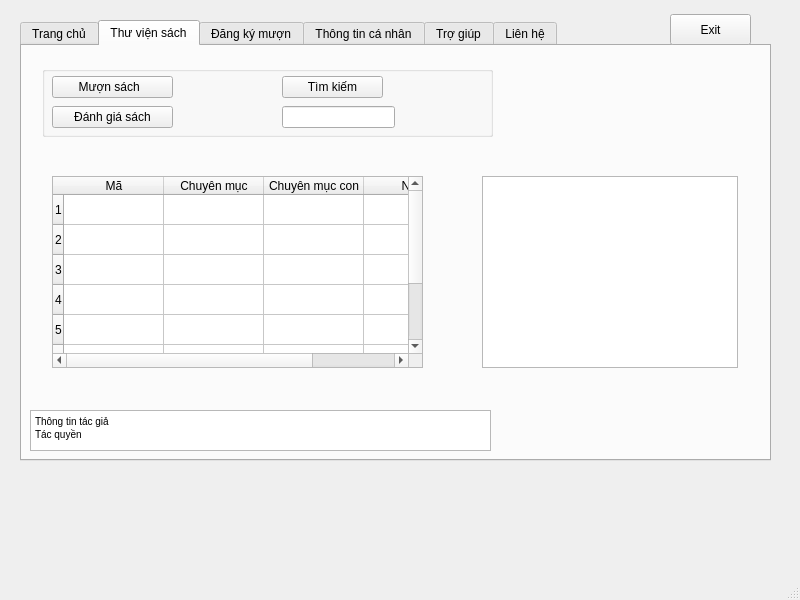
First picture: the form in reader.ui, repository duydvu/Library, before the edit.
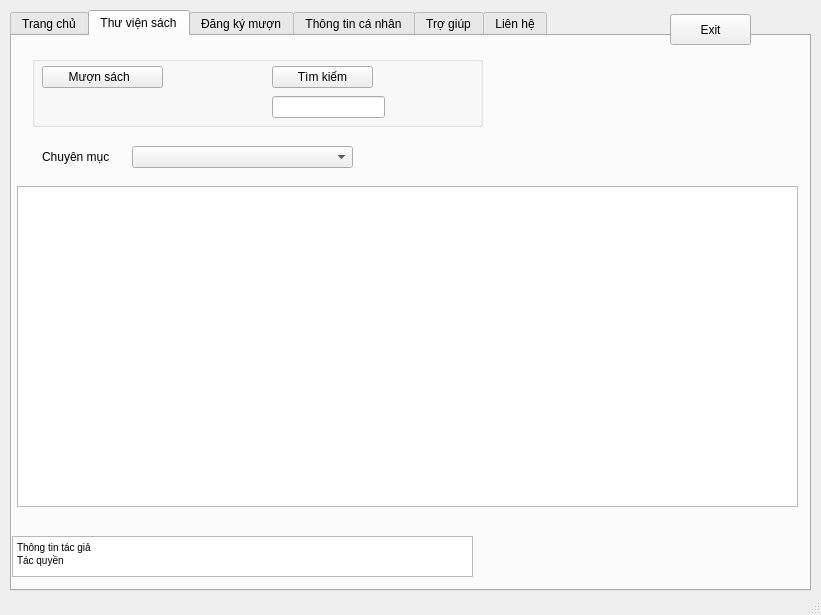
Second picture: the form after the edit. The open tabs and pages were chosen to show the change.

Patch:
```diff
--- a/reader.ui
+++ b/reader.ui
@@ -6,8 +6,8 @@
    <rect>
     <x>0</x>
     <y>0</y>
-    <width>800</width>
-    <height>600</height>
+    <width>821</width>
+    <height>615</height>
    </rect>
   </property>
   <property name="windowTitle">
@@ -17,10 +17,10 @@
    <widget class="QWidget" name="gridLayoutWidget">
     <property name="geometry">
      <rect>
-      <x>20</x>
-      <y>20</y>
-      <width>751</width>
-      <height>441</height>
+      <x>10</x>
+      <y>10</y>
+      <width>801</width>
+      <height>581</height>
      </rect>
     </property>
     <layout class="QGridLayout" name="gridLayout">
@@ -63,19 +63,6 @@
            <string>Mượn sách  </string>
           </property>
          </widget>
-         <widget class="QToolButton" name="toolButton_3">
-          <property name="geometry">
-           <rect>
-            <x>10</x>
-            <y>40</y>
-            <width>121</width>
-            <height>22</height>
-           </rect>
-          </property>
-          <property name="text">
-           <string>Đánh giá sách</string>
-          </property>
-         </widget>
          <widget class="QToolButton" name="toolButton_4">
           <property name="geometry">
            <rect>
@@ -100,91 +87,57 @@
           </property>
          </widget>
         </widget>
-        <widget class="QTableWidget" name="tableWidget">
-         <property name="geometry">
-          <rect>
-           <x>30</x>
-           <y>130</y>
-           <width>371</width>
-           <height>192</height>
-          </rect>
-         </property>
-         <row>
-          <property name="text">
-           <string>1</string>
-          </property>
-         </row>
-         <row>
-          <property name="text">
-           <string>2</string>
-          </property>
-         </row>
-         <row>
-          <property name="text">
-           <string>3</string>
-          </property>
-         </row>
-         <row>
-          <property name="text">
-           <string>4</string>
-          </property>
-         </row>
-         <row>
-          <property name="text">
-           <string>5</string>
-          </property>
-         </row>
-         <row>
-          <property name="text">
-           <string>6</string>
-          </property>
-         </row>
-         <row>
-          <property name="text">
-           <string>7</string>
-          </property>
-         </row>
-         <row>
-          <property name="text">
-           <string>8</string>
-          </property>
-         </row>
-         <column>
-          <property name="text">
-           <string>Mã</string>
-          </property>
-         </column>
-         <column>
-          <property name="text">
-           <string>Chuyên mục</string>
-          </property>
-         </column>
-         <column>
-          <property name="text">
-           <string>Chuyên mục con</string>
-          </property>
-         </column>
-         <column>
-          <property name="text">
-           <string>Next</string>
-          </property>
-         </column>
-         <item row="0" column="3">
-          <property name="text">
-           <string/>
-          </property>
-         </item>
-        </widget>
         <widget class="QTextBrowser" name="textBrowser_7">
          <property name="geometry">
           <rect>
-           <x>460</x>
-           <y>130</y>
-           <width>256</width>
-           <height>192</height>
+           <x>5</x>
+           <y>150</y>
+           <width>781</width>
+           <height>321</height>
           </rect>
          </property>
         </widget>
+        <widget class="QTextBrowser" name="textBrowser_6">
+         <property name="geometry">
+          <rect>
+           <x>0</x>
+           <y>500</y>
+           <width>461</width>
+           <height>41</height>
+          </rect>
+         </property>
+         <property name="html">
+          <string>&lt;!DOCTYPE HTML PUBLIC &quot;-//W3C//DTD HTML 4.0//EN&quot; &quot;http://www.w3.org/TR/REC-html40/strict.dtd&quot;&gt;
+&lt;html&gt;&lt;head&gt;&lt;meta name=&quot;qrichtext&quot; content=&quot;1&quot; /&gt;&lt;style type=&quot;text/css&quot;&gt;
+p, li { white-space: pre-wrap; }
+&lt;/style&gt;&lt;/head&gt;&lt;body style=&quot; font-family:'MS Shell Dlg 2'; font-size:8.25pt; font-weight:400; font-style:normal;&quot;&gt;
+&lt;p style=&quot; margin-top:0px; margin-bottom:0px; margin-left:0px; margin-right:0px; -qt-block-indent:0; text-indent:0px;&quot;&gt;&lt;span style=&quot; font-size:7.8pt;&quot;&gt;Thông tin tác giả&lt;/span&gt;&lt;/p&gt;
+&lt;p style=&quot; margin-top:0px; margin-bottom:0px; margin-left:0px; margin-right:0px; -qt-block-indent:0; text-indent:0px;&quot;&gt;&lt;span style=&quot; font-size:7.8pt;&quot;&gt;Tác quyền&lt;/span&gt;&lt;/p&gt;&lt;/body&gt;&lt;/html&gt;</string>
+         </property>
+        </widget>
+        <widget class="QComboBox" name="comboBox">
+         <property name="geometry">
+          <rect>
+           <x>120</x>
+           <y>110</y>
+           <width>221</width>
+           <height>22</height>
+          </rect>
+         </property>
+        </widget>
+        <widget class="QLabel" name="label_16">
+         <property name="geometry">
+          <rect>
+           <x>30</x>
+           <y>110</y>
+           <width>71</width>
+           <height>21</height>
+          </rect>
+         </property>
+         <property name="text">
+          <string>Chuyên mục</string>
+         </property>
+        </widget>
        </widget>
        <widget class="QWidget" name="tab_5">
         <attribute name="title">
@@ -535,24 +488,6 @@
      </item>
     </layout>
    </widget>
-   <widget class="QTextBrowser" name="textBrowser_6">
-    <property name="geometry">
-     <rect>
-      <x>30</x>
-      <y>410</y>
-      <width>461</width>
-      <height>41</height>
-     </rect>
-    </property>
-    <property name="html">
-     <string>&lt;!DOCTYPE HTML PUBLIC &quot;-//W3C//DTD HTML 4.0//EN&quot; &quot;http://www.w3.org/TR/REC-html40/strict.dtd&quot;&gt;
-&lt;html&gt;&lt;head&gt;&lt;meta name=&quot;qrichtext&quot; content=&quot;1&quot; /&gt;&lt;style type=&quot;text/css&quot;&gt;
-p, li { white-space: pre-wrap; }
-&lt;/style&gt;&lt;/head&gt;&lt;body style=&quot; font-family:'MS Shell Dlg 2'; font-size:8.25pt; font-weight:400; font-style:normal;&quot;&gt;
-&lt;p style=&quot; margin-top:0px; margin-bottom:0px; margin-left:0px; margin-right:0px; -qt-block-indent:0; text-indent:0px;&quot;&gt;&lt;span style=&quot; font-size:7.8pt;&quot;&gt;Thông tin tác giả&lt;/span&gt;&lt;/p&gt;
-&lt;p style=&quot; margin-top:0px; margin-bottom:0px; margin-left:0px; margin-right:0px; -qt-block-indent:0; text-indent:0px;&quot;&gt;&lt;span style=&quot; font-size:7.8pt;&quot;&gt;Tác quyền&lt;/span&gt;&lt;/p&gt;&lt;/body&gt;&lt;/html&gt;</string>
-    </property>
-   </widget>
    <widget class="QPushButton" name="pushButton">
     <property name="geometry">
      <rect>
```
Left out of the diff: 2 changed lines with no effect on the pictures.
